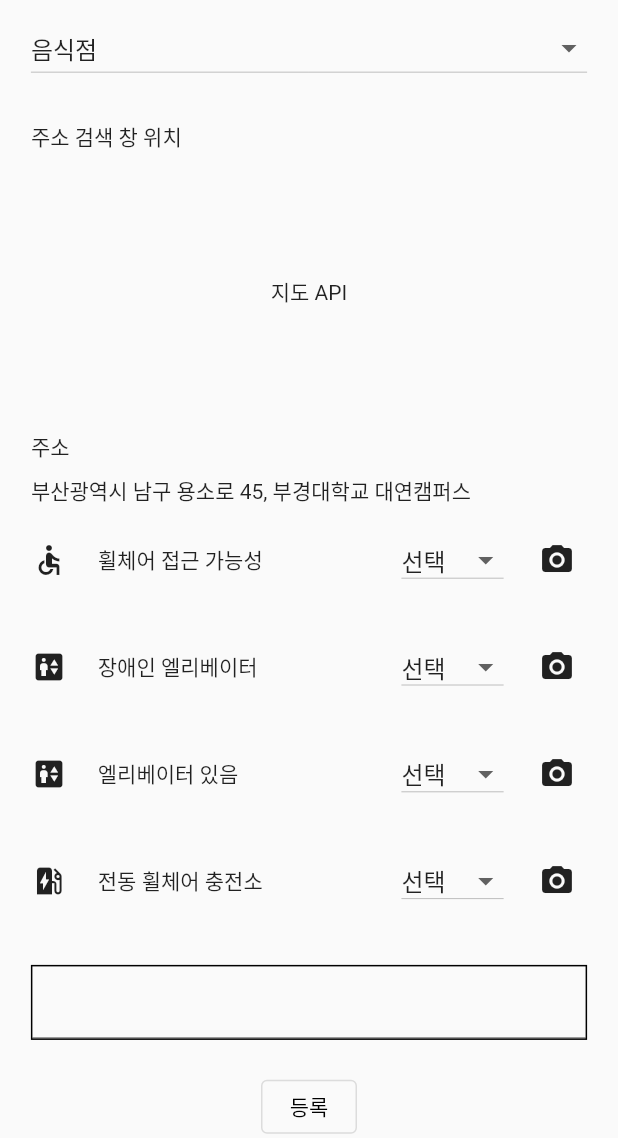
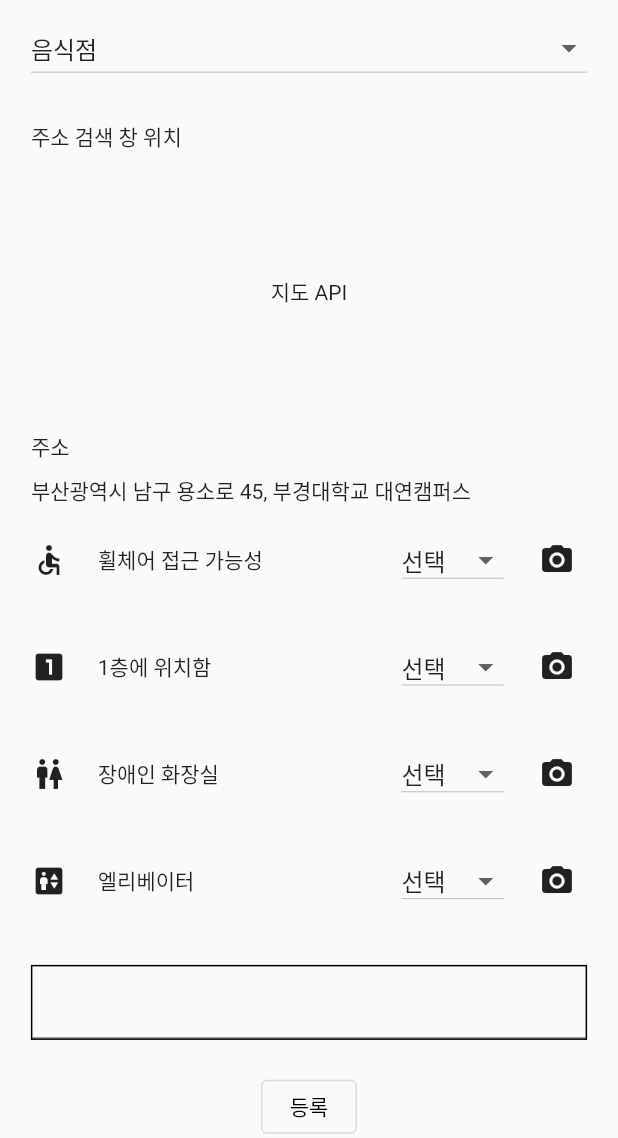
Before and after one commit to Rolling-Together/RollingTogether, a Flutter app: the FacilityScreen screen opened directly, on a phone screen of 412 x 824 dp, the part 98-1236 px from its top. Run offline on Flutter 3.47's test engine with Material 2 defaults, Android fonts, the light colour scheme and no system bars; our stand-ins replace cloud_firestore, firebase_core, get, google_maps_flutter, image_picker, location; accounts and stored records are empty.

Commit message:
ui/#36/ 아이콘 임의 수정

```diff
--- a/lib/main.dart
+++ b/lib/main.dart
@@ -1,6 +1,7 @@
 import 'package:firebase_core/firebase_core.dart';
 import 'package:flutter/material.dart';
 import 'package:get/get.dart';
+import 'package:rolling_together/ui/screens/7_facility_post_screen.dart';
 import 'firebase_options.dart';
 import 'ui/screens/init_map_screen.dart';
 
@@ -12,6 +13,6 @@ void main() async {
   );
   runApp(const GetMaterialApp(
     debugShowCheckedModeBanner: false,
-    home: InitMapScreen(),
+    home: FacilityScreen(),
   ));
 }
--- a/lib/ui/screens/13_facility_screen.dart
+++ b/lib/ui/screens/13_facility_screen.dart
@@ -68,9 +68,9 @@ class FacilityScreen extends StatelessWidget {
                 //padding: EdgeInsets.all(MediaQuery.of(context).size.width * 0.05),
                 children: [
                   FacilityInfo(text: '휠체어 접근 가능성', icon: Icons.accessible),
-                  FacilityInfo(text: '장애인 엘리베이터', icon: Icons.elevator),
-                  FacilityInfo(text: '엘리베이터 있음', icon: Icons.elevator),
-                  FacilityInfo(text: '전동 휠체어 충전소', icon: Icons.ev_station),
+                  FacilityInfo(text: '1층에 위치함', icon: Icons.looks_one),
+                  FacilityInfo(text: '장애인 화장실', icon: Icons.wc),
+                  FacilityInfo(text: '엘리베이터', icon: Icons.elevator),
                 ],
               ),
               Container(
--- a/lib/ui/screens/7_facility_post_screen.dart
+++ b/lib/ui/screens/7_facility_post_screen.dart
@@ -68,9 +68,9 @@ class FacilityScreen extends StatelessWidget {
                 //padding: EdgeInsets.all(MediaQuery.of(context).size.width * 0.05),
                 children: [
                   FacilityInfo(text: '휠체어 접근 가능성', icon: Icons.accessible),
-                  FacilityInfo(text: '장애인 엘리베이터', icon: Icons.elevator),
-                  FacilityInfo(text: '엘리베이터 있음', icon: Icons.elevator),
-                  FacilityInfo(text: '전동 휠체어 충전소', icon: Icons.ev_station),
+                  FacilityInfo(text: '1층에 위치함', icon: Icons.looks_one),
+                  FacilityInfo(text: '장애인 화장실', icon: Icons.wc),
+                  FacilityInfo(text: '엘리베이터', icon: Icons.elevator),
                 ],
               ),
               Container(
```
